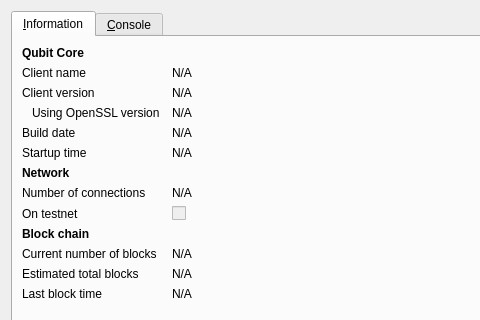
The window that src/qt/forms/rpcconsole.ui (qubitcoin/QubitCoin) describes before a commit, drawn with Qt 5; both pictures show x 0 to 480 and y 0 to 320 of the 740 by 491 pixel window.
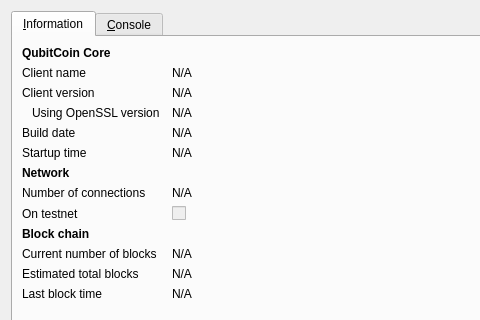
The same window after the commit. The open tabs and pages were chosen to show the change. Icons and pictures are not drawn.

Commit message: Qubit -> QubitCoin

```diff
--- a/src/qt/forms/rpcconsole.ui
+++ b/src/qt/forms/rpcconsole.ui
@@ -36,7 +36,7 @@
           </font>
          </property>
          <property name="text">
-          <string>Qubit Core</string>
+          <string>QubitCoin Core</string>
          </property>
         </widget>
        </item>
```
Left out of the diff: 6 changed lines with no effect on the pictures. The commit also changes 20 other files.
